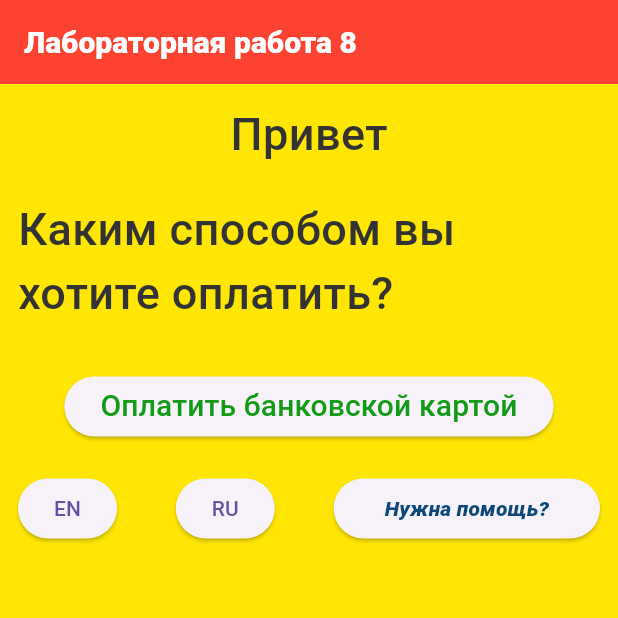
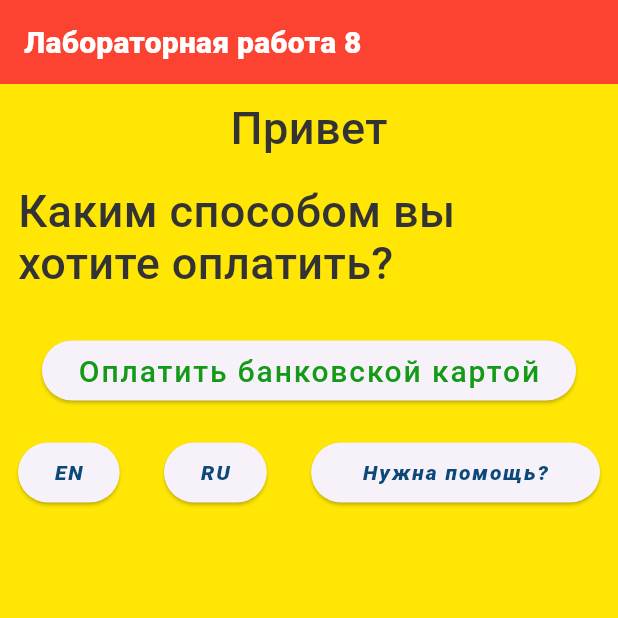
Before and after one commit to Kamilat27/lab8, a Flutter app: the HomePage screen opened directly, after a tap on "RU", on a phone screen of 412 x 824 dp, the top half of it. Run offline on Flutter 3.47's test engine with Material 3 defaults, Android fonts, the phone set to English and light mode, and no system bars; our stand-ins replace easy_localization, flutter_screenutil, fluttertoast; Roboto replaces fonts that are missing (SF).

Commit message:
added flutter_creenutil

```diff
--- a/lib/constants/app_text_styles.dart
+++ b/lib/constants/app_text_styles.dart
@@ -1,31 +1,32 @@
 import 'package:flutter/material.dart';
+import 'package:flutter_screenutil/flutter_screenutil.dart';
 import 'package:lab8/constants/app_colors.dart';
 
 class AppTextStyles {
   static final TextStyle px20W900White = TextStyle(
     fontFamily: 'SF',
-    fontSize: 20,
+    fontSize: 20.sp,
     fontStyle: FontStyle.normal,
     fontWeight: FontWeight.w900,
     color: AppColors.white,
   );
   static final TextStyle px30W500Grey20 = TextStyle(
     fontFamily: 'SF',
-    fontSize: 30,
+    fontSize: 30.sp,
     fontStyle: FontStyle.normal,
     fontWeight: FontWeight.w500,
     color: AppColors.grey20,
   );
   static final TextStyle px14200DeepBlue = TextStyle(
     fontFamily: 'SF',
-    fontSize: 14,
+    fontSize: 14.sp,
     fontStyle: FontStyle.italic,
     fontWeight: FontWeight.w900,
     color: AppColors.deepBlue,
   );
   static final TextStyle px20W500Green = TextStyle(
     fontFamily: 'SF',
-    fontSize: 20,
+    fontSize: 20.sp,
     fontStyle: FontStyle.normal,
     fontWeight: FontWeight.w500,
     color: AppColors.green,
--- a/lib/home_page.dart
+++ b/lib/home_page.dart
@@ -3,17 +3,23 @@ import 'package:flutter/material.dart';
 import 'package:lab8/constants/app_colors.dart';
 import 'package:lab8/constants/app_text_styles.dart';
 import 'package:fluttertoast/fluttertoast.dart';
+import 'package:lab8/generated/locale_keys.g.dart';
 
-class HomePage extends StatelessWidget {
+class HomePage extends StatefulWidget {
   const HomePage({super.key});
 
   @override
+  State<HomePage> createState() => _HomePageState();
+}
+
+class _HomePageState extends State<HomePage> {
+  @override
   Widget build(BuildContext context) {
-    return Scaffold(
+   return Scaffold(
       backgroundColor: AppColors.backgroundBody,
       appBar: AppBar(
         title: Text(
-          "app_title",
+          LocaleKeys.app_title,
           style: AppTextStyles.px20W900White,
         ).tr(),
         backgroundColor: AppColors.backgroundAppBar,
@@ -24,7 +30,7 @@ class HomePage extends StatelessWidget {
           child: Column(
             children: [
               Text(
-                "hello",
+                LocaleKeys.hello,
                 style: AppTextStyles.px30W500Grey20,
               ).tr(),
               SizedBox(height: 20),
@@ -33,7 +39,7 @@ class HomePage extends StatelessWidget {
                 height: 30,
               ),
               ElevatedButton(
-                child: Text("pay_by_bank_card", style: AppTextStyles.px20W500Green)
+                child: Text(LocaleKeys.pay_by_bank_card, style: AppTextStyles.px20W500Green)
                     .tr(),
                 onPressed: () {
                   Fluttertoast.showToast(
@@ -54,13 +60,13 @@ class HomePage extends StatelessWidget {
                 mainAxisAlignment: MainAxisAlignment.spaceBetween,
                 children: [
                   ElevatedButton(
-                    child: Text("EN"),
+                    child: Text("EN",style: AppTextStyles.px14200DeepBlue,),
                     onPressed: () async {
                       await context.setLocale(Locale('en'));
                     },
                   ),
                   ElevatedButton(
-                    child: Text("RU"),
+                    child: Text("RU", style: AppTextStyles.px14200DeepBlue),
                     onPressed: () async {
                       await context.setLocale(Locale('ru'));
                     },
--- a/lib/main.dart
+++ b/lib/main.dart
@@ -1,6 +1,7 @@
 import 'package:flutter/material.dart';
 import 'package:flutter_localizations/flutter_localizations.dart';
 import 'package:easy_localization/easy_localization.dart';
+import 'package:flutter_screenutil/flutter_screenutil.dart';
 import 'package:lab8/home_page.dart';
 
 void main() async {
@@ -22,10 +23,23 @@ class MyApp extends StatelessWidget {
 
   @override
   Widget build(BuildContext context) {
-    return MaterialApp(
-        localizationsDelegates: context.localizationDelegates,
-        supportedLocales: context.supportedLocales,
-        locale: context.locale,
-        home: HomePage());
+    final screenWidth = MediaQuery.of(context).size.width;
+    final screenHeight = MediaQuery.of(context).size.height;
+    return ScreenUtilInit(
+      designSize:  Size(screenWidth, screenHeight),
+      minTextAdapt: true,
+      splitScreenMode: true,
+      builder: (_, child) => MaterialApp(
+        debugShowCheckedModeBanner: false,
+          theme: ThemeData(
+            textTheme: Typography.englishLike2018.apply(fontSizeFactor: 1.sp),
+          ),
+          localizationsDelegates: context.localizationDelegates,
+          supportedLocales: context.supportedLocales,
+          locale: context.locale,
+          home: child,
+          ),
+        child: HomePage()
+    );
   }
 }
```
Also changed, not shown: lib/generated/locale_keys.g.dart (added).
